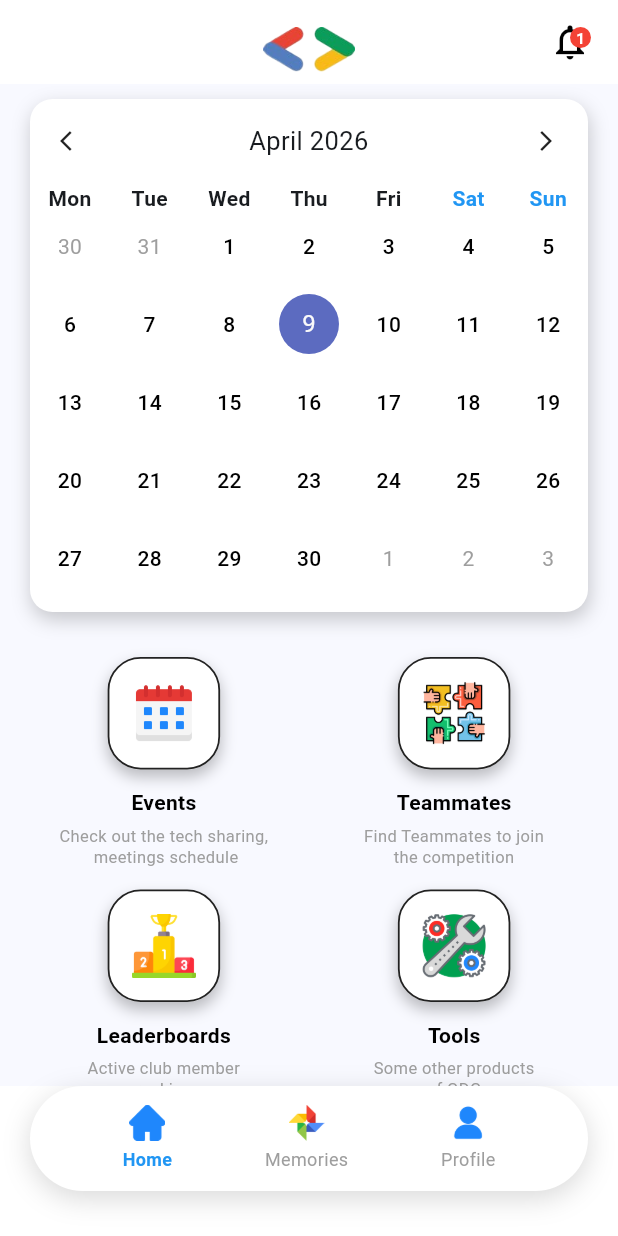
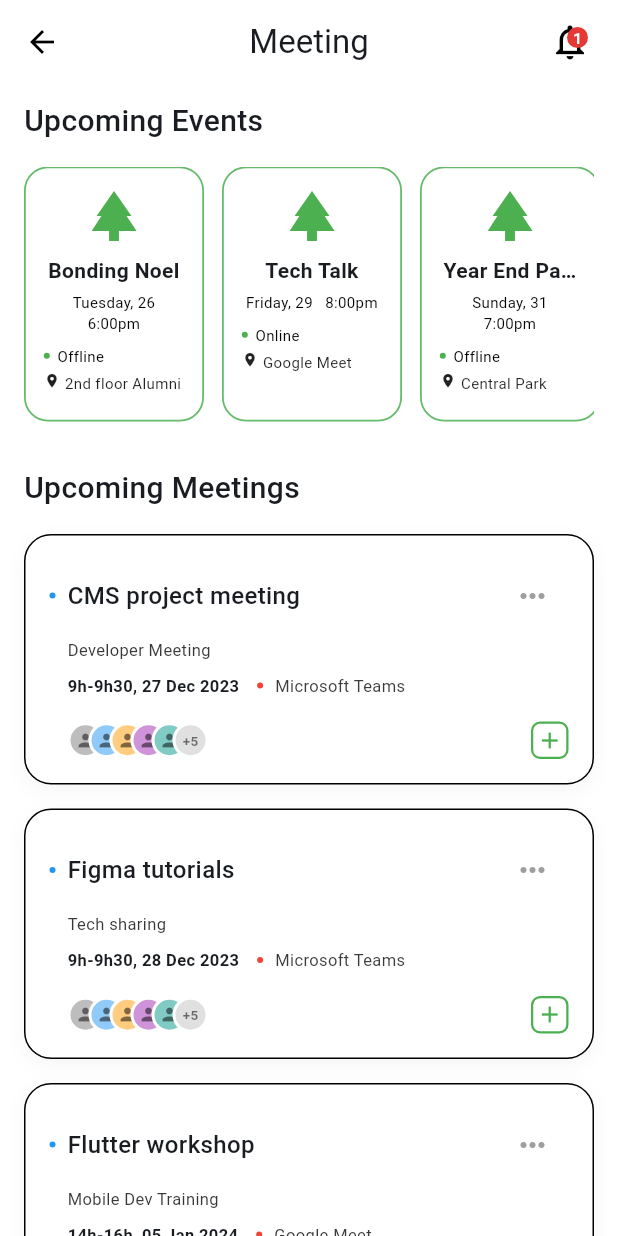
Before and after one commit to Khiemdz206/app_quan_ly_clb, a Flutter app: the screen it shows after launch, after a tap on "Events", on a phone screen of 412 x 824 dp. Run offline on Flutter 3.47's test engine with Material 3 defaults, Android fonts, the phone set to English and light mode, and no system bars; drawn by our look-alikes of table_calendar.

Commit message:
meetings and meettinginfor

```diff
--- a/lib/home_page.dart
+++ b/lib/home_page.dart
@@ -1,7 +1,7 @@
 import 'package:flutter/material.dart';
 import 'package:table_calendar/table_calendar.dart';
 import 'package:app_clb/homescreen.dart';
-
+import 'package:app_clb/meeting.dart';
 
 class HomePage extends StatefulWidget {
   const HomePage({super.key});
@@ -14,10 +14,11 @@ class _HomePageState extends State<HomePage> {
   DateTime _focusDay = DateTime.now();
   DateTime? _selectDay;
   @override
-  void initState(){
+  void initState() {
     super.initState();
     _selectDay = _focusDay;
   }
+
   @override
   Widget build(BuildContext context) {
     return Scaffold(
@@ -26,16 +27,18 @@ class _HomePageState extends State<HomePage> {
         elevation: 0,
         centerTitle: true,
         title: GestureDetector(
-          onTap: (){
+          onTap: () {
             Navigator.pushReplacement(
               context,
               PageRouteBuilder(
-              pageBuilder: (context, animation, secondaryAnimation) => const Homescreen(),
+                pageBuilder: (context, animation, secondaryAnimation) =>
+                    const Homescreen(),
                 transitionDuration: const Duration(milliseconds: 400),
-              transitionsBuilder: (context, animation, secondaryAnimation, child) {
-              return FadeTransition(opacity: animation, child: child,);
+                transitionsBuilder:
+                    (context, animation, secondaryAnimation, child) {
+                      return FadeTransition(opacity: animation, child: child);
                     },
-            )
+              ),
             );
           },
           child: Padding(
@@ -53,8 +56,7 @@ class _HomePageState extends State<HomePage> {
                   color: Colors.black,
                   size: 28,
                 ),
-                onPressed: () {
-                },
+                onPressed: () {},
               ),
               Positioned(
                 top: 10,
@@ -82,7 +84,12 @@ class _HomePageState extends State<HomePage> {
       ),
 
       body: SingleChildScrollView(
-      padding: const EdgeInsets.only(left: 20, right: 20, top: 10, bottom: 100),
+        padding: const EdgeInsets.only(
+          left: 20,
+          right: 20,
+          top: 10,
+          bottom: 100,
+        ),
         child: Column(
           children: [
             Container(
@@ -94,17 +101,17 @@ class _HomePageState extends State<HomePage> {
                     color: Colors.black.withOpacity(0.2),
                     blurRadius: 10,
                     offset: const Offset(1, 5),
-                )
-              ]
+                  ),
+                ],
               ),
               padding: const EdgeInsets.only(bottom: 10),
               child: TableCalendar<Color>(
-              firstDay: DateTime.utc(2020, 1 ,1),
+                firstDay: DateTime.utc(2020, 1, 1),
                 lastDay: DateTime.utc(2030, 12, 31),
                 focusedDay: _focusDay,
                 startingDayOfWeek: StartingDayOfWeek.monday,
                 selectedDayPredicate: (day) => isSameDay(_selectDay, day),
-              onDaySelected: (selectedDay, focusedDay){
+                onDaySelected: (selectedDay, focusedDay) {
                   setState(() {
                     _selectDay = selectedDay;
                     _focusDay = focusedDay;
@@ -117,7 +124,10 @@ class _HomePageState extends State<HomePage> {
                   rightChevronIcon: Icon(Icons.arrow_forward_ios, size: 16),
                 ),
                 daysOfWeekStyle: const DaysOfWeekStyle(
-                weekendStyle: TextStyle(color: Colors.blue, fontWeight: FontWeight.bold),
+                  weekendStyle: TextStyle(
+                    color: Colors.blue,
+                    fontWeight: FontWeight.bold,
+                  ),
                   weekdayStyle: TextStyle(fontWeight: FontWeight.bold),
                 ),
                 calendarStyle: CalendarStyle(
@@ -129,11 +139,14 @@ class _HomePageState extends State<HomePage> {
                     color: Colors.grey,
                     fontWeight: FontWeight.normal,
                   ),
-                weekendTextStyle: TextStyle(color: Colors.black, fontWeight: FontWeight.w500),
+                  weekendTextStyle: TextStyle(
+                    color: Colors.black,
+                    fontWeight: FontWeight.w500,
+                  ),
                   todayDecoration: const BoxDecoration(
                     color: Colors.blue,
                     shape: BoxShape.circle,
-                )
+                  ),
                 ),
               ),
             ),
@@ -142,11 +155,28 @@ class _HomePageState extends State<HomePage> {
             Row(
               children: [
                 Expanded(
-                child: _buildMenuButton('assets/image/calender.png', 'Events', 'Check out the tech sharing,\n meetings schedule', () => ())
+                  child: _buildMenuButton(
+                    'assets/image/calender.png',
+                    'Events',
+                    'Check out the tech sharing,\n meetings schedule',
+                    () {
+                      Navigator.push(
+                        context,
+                        MaterialPageRoute(
+                          builder: (context) => const MettingPagState(),
+                        ),
+                      );
+                    },
+                  ),
                 ),
                 const SizedBox(width: 15),
                 Expanded(
-                child: _buildMenuButton('assets/image/teamwork.png', 'Teammates', 'Find Teammates to join \nthe competition', () =>())
+                  child: _buildMenuButton(
+                    'assets/image/teamwork.png',
+                    'Teammates',
+                    'Find Teammates to join \nthe competition',
+                    () => (),
+                  ),
                 ),
               ],
             ),
@@ -154,21 +184,36 @@ class _HomePageState extends State<HomePage> {
             Row(
               children: [
                 Expanded(
-                child: _buildMenuButton('assets/image/podium.png', 'Leaderboards', 'Active club member\nranking', () => ()),
+                  child: _buildMenuButton(
+                    'assets/image/podium.png',
+                    'Leaderboards',
+                    'Active club member\nranking',
+                    () => (),
+                  ),
                 ),
                 const SizedBox(width: 15),
                 Expanded(
-                child: _buildMenuButton('assets/image/setting.png', 'Tools', 'Some other products\nof GDG', () => ()),
+                  child: _buildMenuButton(
+                    'assets/image/setting.png',
+                    'Tools',
+                    'Some other products\nof GDG',
+                    () => (),
+                  ),
                 ),
               ],
-          )
+            ),
           ],
         ),
       ),
     );
   }
 
-  Widget _buildMenuButton(String imagePath, String title, String subtitle, VoidCallback onTap) {
+  Widget _buildMenuButton(
+    String imagePath,
+    String title,
+    String subtitle,
+    VoidCallback onTap,
+  ) {
     return GestureDetector(
       onTap: onTap,
       child: Column(
@@ -190,10 +235,7 @@ class _HomePageState extends State<HomePage> {
                 ),
               ],
             ),
-            child: Image.asset(
-              imagePath,
-              fit: BoxFit.contain,
-            ),
+            child: Image.asset(imagePath, fit: BoxFit.contain),
           ),
 
           const SizedBox(height: 12),
@@ -203,7 +245,7 @@ class _HomePageState extends State<HomePage> {
             style: const TextStyle(
               fontWeight: FontWeight.bold,
               fontSize: 14,
-              color: Colors.black
+              color: Colors.black,
             ),
           ),
 
@@ -214,12 +256,11 @@ class _HomePageState extends State<HomePage> {
             style: const TextStyle(
               fontSize: 11,
               color: Colors.grey,
-              height: 1.3
+              height: 1.3,
             ),
           ),
         ],
       ),
     );
-
   }
 }
--- /dev/null
+++ b/lib/meeting.dart
@@ -0,0 +1,432 @@
+import 'package:flutter/material.dart';
+import 'meetinginfor.dart'; // import bottom sheet vào
+
+class MettingPagState extends StatefulWidget {
+  const MettingPagState({super.key});
+
+  @override
+  State<MettingPagState> createState() => __MettingPagStateState();
+}
+
+class __MettingPagStateState extends State<MettingPagState> {
+  final List<Map<String, String>> events = [
+    {
+      'title': 'Bonding Noel',
+      'time': 'Tuesday, 26   6:00pm',
+      'type': 'Offline',
+      'location': '2nd floor Alumni',
+    },
+    {
+      'title': 'Tech Talk',
+      'time': 'Friday, 29   8:00pm',
+      'type': 'Online',
+      'location': 'Google Meet',
+    },
+    {
+      'title': 'Year End Party',
+      'time': 'Sunday, 31   7:00pm',
+      'type': 'Offline',
+      'location': 'Central Park',
+    },
+  ];
+
+  final List<Map<String, String>> meetings = [
+    {
+      'title': 'CMS project meeting',
+      'subtitle': 'Developer Meeting',
+      'time': '9h-9h30',
+      'date': '27 Dec 2023',
+      'location': 'Microsoft Teams',
+    },
+    {
+      'title': 'Figma tutorials',
+      'subtitle': 'Tech sharing',
+      'time': '9h-9h30',
+      'date': '28 Dec 2023',
+      'location': 'Microsoft Teams',
+    },
+    {
+      'title': 'Flutter workshop',
+      'subtitle': 'Mobile Dev Training',
+      'time': '14h-16h',
+      'date': '05 Jan 2024',
+      'location': 'Google Meet',
+    },
+  ];
+
+  @override
+  Widget build(BuildContext context) {
+    return Scaffold(
+      backgroundColor: Colors.white,
+      appBar: AppBar(
+        backgroundColor: Colors.white,
+        elevation: 0,
+        centerTitle: true,
+        title: Title(color: Colors.black, child: Text('Meeting')),
+        leading: IconButton(
+          onPressed: () {
+            Navigator.of(context).pop();
+          },
+          icon: const Icon(Icons.arrow_back, color: Colors.black),
+        ),
+        actions: [
+          Stack(
+            alignment: Alignment.center,
+            children: [
+              IconButton(
+                icon: const Icon(
+                  Icons.notifications_outlined,
+                  color: Colors.black,
+                  size: 28,
+                ),
+                onPressed: () {},
+              ),
+              Positioned(
+                top: 10,
+                right: 12,
+                child: Container(
+                  padding: const EdgeInsets.all(4),
+                  decoration: BoxDecoration(
+                    color: Colors.red.shade600,
+                    shape: BoxShape.circle,
+                  ),
+                  child: const Text(
+                    '1',
+                    style: TextStyle(
+                      color: Colors.white,
+                      fontSize: 10,
+                      fontWeight: FontWeight.bold,
+                    ),
+                  ),
+                ),
+              ),
+            ],
+          ),
+          const SizedBox(width: 8),
+        ],
+      ),
+      body: SingleChildScrollView(
+        child: Padding(
+          padding: const EdgeInsets.symmetric(horizontal: 16.0),
+          child: Column(
+            crossAxisAlignment: CrossAxisAlignment.start,
+            children: [
+              const SizedBox(height: 10),
+              // Tiêu đề Upcoming Events
+              const Text(
+                'Upcoming Events',
+                style: TextStyle(fontSize: 20, fontWeight: FontWeight.w500),
+              ),
+              const SizedBox(height: 16),
+
+              SizedBox(
+                height: 170, // Tăng chiều cao để không bị tràn chữ
+                child: ListView.builder(
+                  scrollDirection: Axis.horizontal,
+                  itemCount: events.length,
+                  itemBuilder: (context, index) {
+                    final event = events[index];
+                    return _buildEventCard(
+                      title: event['title'] ?? '',
+                      time: event['time'] ?? '',
+                      type: event['type'] ?? '',
+                      location: event['location'] ?? '',
+                    );
+                  },
+                ),
+              ),
+              const SizedBox(height: 30),
+              const Text(
+                'Upcoming Meetings',
+                style: TextStyle(fontSize: 20, fontWeight: FontWeight.w500),
+              ),
+              const SizedBox(height: 16),
+              ListView.builder(
+                shrinkWrap: true,
+                physics: const NeverScrollableScrollPhysics(),
+                itemCount: meetings.length,
+                itemBuilder: (context, index) {
+                  final meeting = meetings[index];
+                  return Padding(
+                    padding: const EdgeInsets.only(bottom: 16.0),
+                    child: _buildMeetingCard(
+                      context: context,
+                      title: meeting['title'] ?? '',
+                      subtitle: meeting['subtitle'] ?? '',
+                      time: meeting['time'] ?? '',
+                      date: meeting['date'] ?? '',
+                      location: meeting['location'] ?? '',
+                    ),
+                  );
+                },
+              ),
+              const SizedBox(height: 40),
+            ],
+          ),
+        ),
+      ),
+    );
+  }
+
+  Widget _buildEventCard({
+    required String title,
+    required String time,
+    required String type,
+    required String location,
+  }) {
+    return Container(
+      width: 120,
+      margin: const EdgeInsets.only(right: 12),
+      padding: const EdgeInsets.all(12),
+      decoration: BoxDecoration(
+        color: Colors.white,
+        borderRadius: BorderRadius.circular(16),
+        border: Border.all(color: Colors.green.shade400, width: 1.2),
+      ),
+      child: Column(
+        crossAxisAlignment: CrossAxisAlignment.center,
+        children: [
+          const Icon(Icons.park, color: Colors.green, size: 40),
+          const SizedBox(height: 6),
+          Text(
+            title,
+            style: const TextStyle(fontSize: 14, fontWeight: FontWeight.bold),
+            textAlign: TextAlign.center,
+            maxLines: 1,
+            overflow: TextOverflow.ellipsis,
+          ),
+          const SizedBox(height: 4),
+          Text(
+            time,
+            style: const TextStyle(fontSize: 10, color: Colors.black),
+            textAlign: TextAlign.center,
+          ),
+          const SizedBox(height: 8),
+          Row(
+            mainAxisAlignment: MainAxisAlignment.start,
+            children: [
+              Container(
+                width: 4,
+                height: 4,
+                decoration: const BoxDecoration(
+                  color: Colors.green,
+                  shape: BoxShape.circle,
+                ),
+              ),
+              const SizedBox(width: 5),
+              Text(
+                type,
+                style: const TextStyle(fontSize: 10, color: Colors.black),
+              ),
+            ],
+          ),
+          const SizedBox(height: 4),
+          Row(
+            mainAxisAlignment: MainAxisAlignment.start,
+            crossAxisAlignment: CrossAxisAlignment.start,
+            children: [
+              const Icon(Icons.location_on, size: 11, color: Colors.black87),
+              const SizedBox(width: 3),
+              Expanded(
+                child: Text(
+                  location,
+                  style: const TextStyle(fontSize: 10, color: Colors.black87),
+                  overflow: TextOverflow.ellipsis,
+                  maxLines: 2,
+                ),
+              ),
+            ],
+          ),
+        ],
+      ),
+    );
+  }
+
+  Widget _buildMeetingCard({
+    required BuildContext context,
+    required String title,
+    required String subtitle,
+    required String time,
+    required String date,
+    required String location,
+  }) {
+    return Container(
+      padding: const EdgeInsets.all(16),
+      decoration: BoxDecoration(
+        color: Colors.white,
+        borderRadius: BorderRadius.circular(18),
+        border: Border.all(color: Colors.black, width: 1.0),
+        boxShadow: [
+          BoxShadow(
+            color: Colors.black.withOpacity(0.04),
+            blurRadius: 10,
+            offset: const Offset(0, 4),
+          ),
+        ],
+      ),
+      child: Column(
+        crossAxisAlignment: CrossAxisAlignment.start,
+        children: [
+          Row(
+            mainAxisAlignment: MainAxisAlignment.spaceBetween,
+            children: [
+              Row(
+                children: [
+                  Container(
+                    width: 4,
+                    height: 4,
+                    decoration: const BoxDecoration(
+                      color: Colors.blue,
+                      shape: BoxShape.circle,
+                    ),
+                  ),
+                  const SizedBox(width: 8),
+                  Text(
+                    title,
+                    style: const TextStyle(
+                      fontSize: 16,
+                      fontWeight: FontWeight.w500,
+                    ),
+                  ),
+                ],
+              ),
+              IconButton(
+                padding: const EdgeInsets.all(8),
+                constraints: const BoxConstraints(),
+                icon: const Icon(Icons.more_horiz, color: Colors.grey),
+                onPressed: () {
+                  showModalBottomSheet(
+                    context: context,
+                    isScrollControlled: true,
+                    backgroundColor: Colors.transparent,
+                    builder: (context) => MeetingInfoSheet(
+                      title: title,
+                      subtitle: subtitle,
+                      time: time,
+                      date: date,
+                      location: location,
+                      description: 'Mô tả chi tiết cho event: $title',
+                    ),
+                  );
+                },
+              ),
+            ],
+          ),
+          const SizedBox(height: 4),
+          Padding(
+            padding: const EdgeInsets.only(left: 12.0),
+            child: Text(
+              subtitle,
+              style: const TextStyle(
+                fontSize: 11,
+                color: Color.fromARGB(255, 57, 56, 56),
+              ),
+            ),
+          ),
+          const SizedBox(height: 8),
+
+          Padding(
+            padding: const EdgeInsets.only(left: 12.0),
+            child: Row(
+              children: [
+                Text(
+                  '$time, $date',
+                  style: const TextStyle(
+                    fontSize: 11,
+                    fontWeight: FontWeight.w600,
+                  ),
+                ),
+                const SizedBox(width: 12),
+                Container(
+                  width: 4,
+                  height: 4,
+                  decoration: const BoxDecoration(
+                    color: Colors.red,
+                    shape: BoxShape.circle,
+                  ),
+                ),
+                const SizedBox(width: 8),
+                Text(
+                  location,
+                  style: const TextStyle(
+                    fontSize: 11,
+                    color: Color.fromARGB(255, 60, 59, 59),
+                  ),
+                ),
+              ],
+            ),
+          ),
+          const SizedBox(height: 16),
+          Padding(
+            padding: const EdgeInsets.only(left: 12.0),
+            child: Row(
+              mainAxisAlignment: MainAxisAlignment.spaceBetween,
+              children: [
+                _buildAvatarStack(),
+                Container(
+                  padding: const EdgeInsets.all(2),
+                  decoration: BoxDecoration(
+                    border: Border.all(color: Colors.green, width: 1.5),
+                    borderRadius: BorderRadius.circular(6),
+                  ),
+                  child: const Icon(Icons.add, color: Colors.green, size: 18),
+                ),
+              ],
+            ),
+          ),
+        ],
+      ),
+    );
+  }
+
+  Widget _buildAvatarStack() {
+    return SizedBox(
+      width: 140,
+      height: 24,
+      child: Stack(
+        children: [
+          Positioned(left: 0, child: _buildAvatar(Colors.grey.shade400)),
+          Positioned(left: 14, child: _buildAvatar(Colors.blue.shade200)),
+          Positioned(left: 28, child: _buildAvatar(Colors.orange.shade200)),
+          Positioned(left: 42, child: _buildAvatar(Colors.purple.shade200)),
+          Positioned(left: 56, child: _buildAvatar(Colors.teal.shade200)),
+          Positioned(
+            left: 70,
+            child: Container(
+              width: 24,
+              height: 24,
+              decoration: BoxDecoration(
+                color: Colors.grey.shade300,
+                shape: BoxShape.circle,
+                border: Border.all(color: Colors.white, width: 2),
+              ),
+              child: const Center(
+                child: Text(
+                  '+5',
+                  style: TextStyle(
+                    fontSize: 9,
+                    fontWeight: FontWeight.bold,
+                    color: Colors.black54,
+                  ),
+                ),
+              ),
+            ),
+          ),
+        ],
+      ),
+    );
+  }
+
+  Widget _buildAvatar(Color color) {
+    return Container(
+      width: 24,
+      height: 24,
+      decoration: BoxDecoration(
+        color: color,
+        shape: BoxShape.circle,
+        border: Border.all(color: Colors.white, width: 2),
+      ),
+      child: Icon(Icons.person, size: 14, color: Colors.black.withOpacity(0.5)),
+    );
+  }
+}
```
Also changed, not shown: lib/meetinginfor.dart (added, +200 -0 lines), 2 other files. Lines whose indentation alone changed are shown as unchanged.
